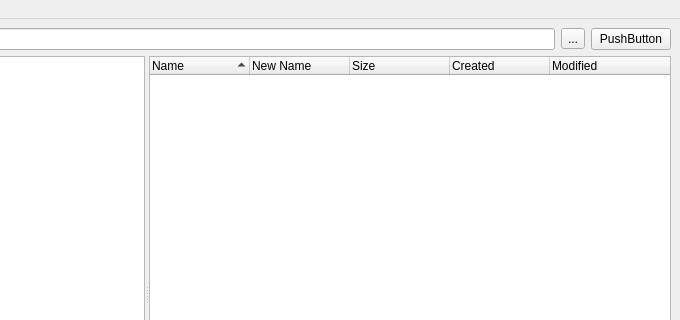
Old version of the form src/mainwindow.ui in the repository darenliang/resauce; both pictures show x 120 to 800 and y 0 to 320 of the 800 by 600 pixel window.
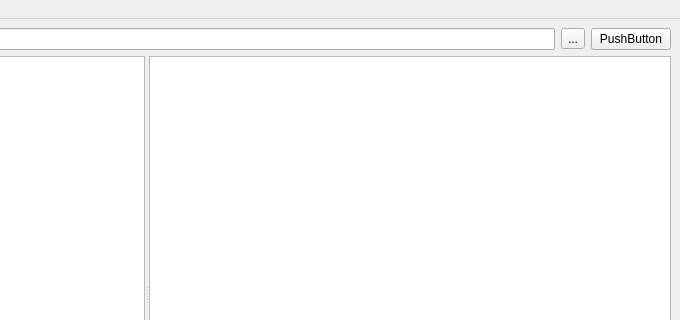
New version of the form.

Diff of the .ui file:
```diff
--- a/src/mainwindow.ui
+++ b/src/mainwindow.ui
@@ -86,10 +86,7 @@
           </property>
          </column>
         </widget>
-        <widget class="QTreeWidget" name="fileTree">
-         <property name="enabled">
-          <bool>true</bool>
-         </property>
+        <widget class="QTableView" name="fileView">
          <property name="sizePolicy">
           <sizepolicy hsizetype="Expanding" vsizetype="Expanding">
            <horstretch>1</horstretch>
@@ -105,34 +102,6 @@
          <property name="focusPolicy">
           <enum>Qt::StrongFocus</enum>
          </property>
-         <property name="sortingEnabled">
-          <bool>true</bool>
-         </property>
-         <column>
-          <property name="text">
-           <string>Name</string>
-          </property>
-         </column>
-         <column>
-          <property name="text">
-           <string>New Name</string>
-          </property>
-         </column>
-         <column>
-          <property name="text">
-           <string>Size</string>
-          </property>
-         </column>
-         <column>
-          <property name="text">
-           <string>Created</string>
-          </property>
-         </column>
-         <column>
-          <property name="text">
-           <string>Modified</string>
-          </property>
-         </column>
         </widget>
        </widget>
       </item>
```
Left out of the diff: 15 changed lines with no effect on the pictures.
